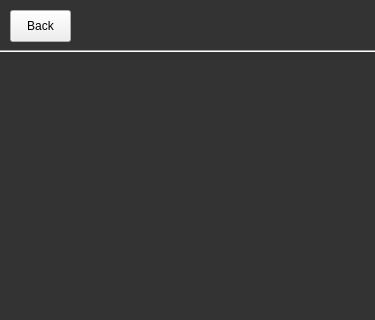
Old version of the form GymHexWorkoutTracker.ui in the repository Knight-Thomas/GymApp; both pictures show x 0 to 375 and y 0 to 320 of the 375 by 667 pixel window.
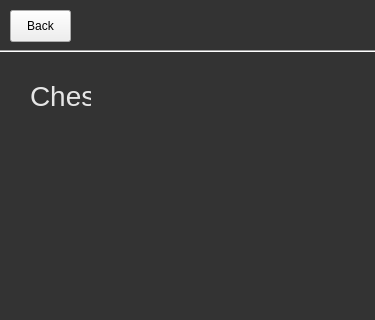
New version of the form. Icons and pictures are not drawn.

```diff
--- a/GymHexWorkoutTracker.ui
+++ b/GymHexWorkoutTracker.ui
@@ -154,6 +154,29 @@
      <string>Back</string>
     </property>
    </widget>
+   <widget class="QLabel" name="label">
+    <property name="geometry">
+     <rect>
+      <x>30</x>
+      <y>80</y>
+      <width>61</width>
+      <height>31</height>
+     </rect>
+    </property>
+    <property name="font">
+     <font>
+      <pointsize>21</pointsize>
+     </font>
+    </property>
+    <property name="styleSheet">
+     <string notr="true">QLabel#label{
+color:rgb(230, 230, 230)
+}</string>
+    </property>
+    <property name="text">
+     <string>Chest</string>
+    </property>
+   </widget>
   </widget>
   <widget class="QMenuBar" name="menubar">
    <property name="geometry">
```
